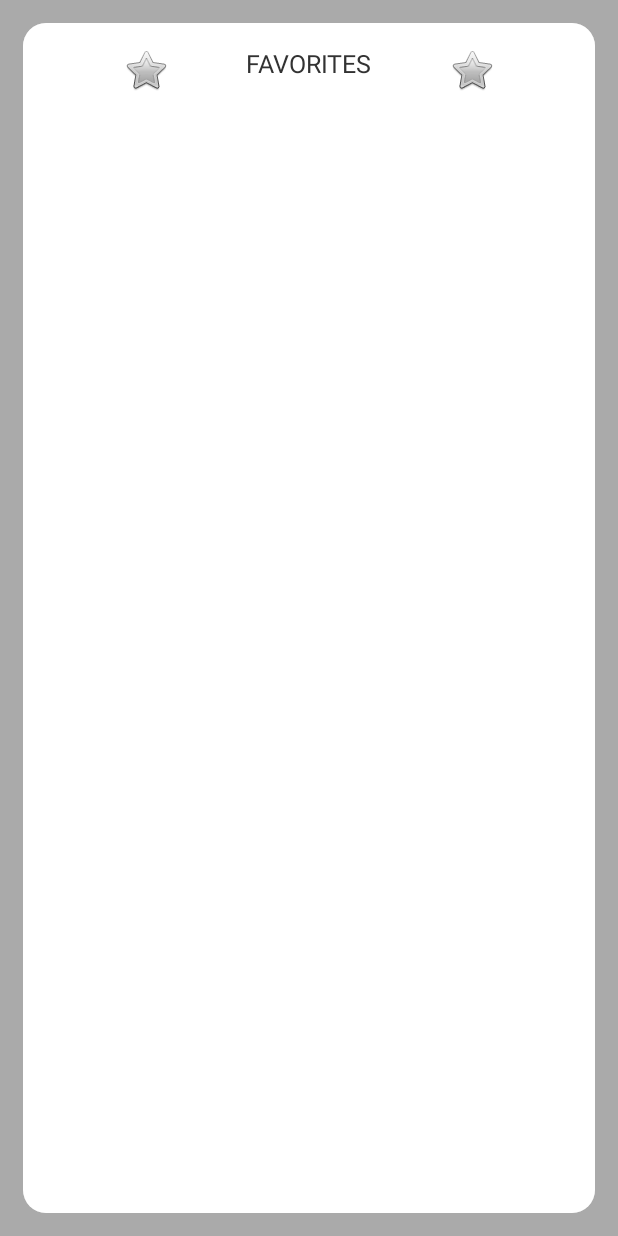
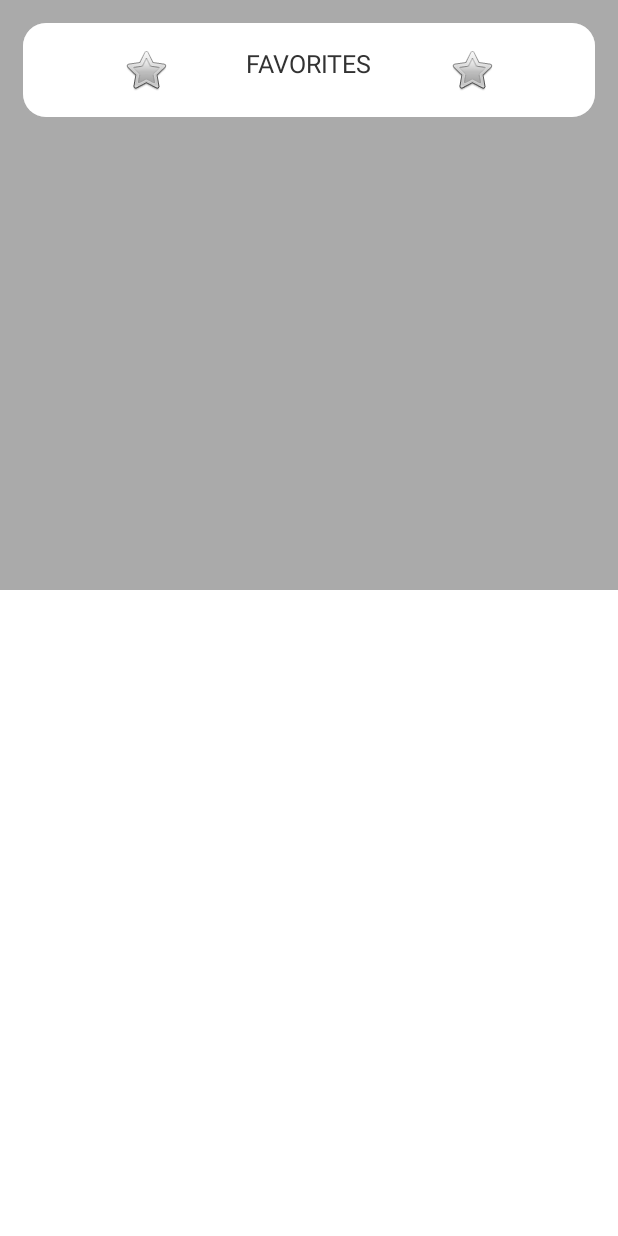
Before and after one commit to tylerhester/StockFeed, an Android app: the layout fragment_main.xml on its own in the app's theme, with its tools: preview values and no code run, on a phone screen of 412 x 824 dp. Run offline under Robolectric (Android 15) with nearby library versions, the phone set to English and light mode, and no system bars.

Commit message:
FUCK YEAH IT WORKED (V 5)

```diff
--- a/StockFeed/app/src/main/res/layout/fragment_main.xml
+++ b/StockFeed/app/src/main/res/layout/fragment_main.xml
@@ -1,15 +1,19 @@
-<FrameLayout xmlns:android="http://schemas.android.com/apk/res/android"
+<ScrollView xmlns:android="http://schemas.android.com/apk/res/android"
+    android:layout_width="match_parent"
+    android:layout_height="match_parent"
+    android:background="#ffffff">
+
+    <LinearLayout xmlns:android="http://schemas.android.com/apk/res/android"
         xmlns:tools="http://schemas.android.com/tools"
         android:layout_width="match_parent"
-    android:layout_height="match_parent"
+        android:layout_height="wrap_content"
         android:paddingLeft="@dimen/activity_horizontal_margin"
         android:paddingRight="@dimen/activity_horizontal_margin"
         android:paddingTop="@dimen/activity_vertical_margin"
-    android:paddingBottom="@dimen/activity_vertical_margin"
+        android:paddingBottom="300dp"
         android:background="@android:color/darker_gray"
         tools:context=".MainActivity$FavoriteFragment"
-    android:scrollbarAlwaysDrawVerticalTrack="true"
-    android:isScrollContainer="true">
+        android:orientation="vertical" >
 
         <LinearLayout xmlns:android="http://schemas.android.com/apk/res/android"
             xmlns:tools="http://schemas.android.com/tools"
@@ -20,7 +24,8 @@
             android:paddingTop="@dimen/activity_vertical_margin"
             android:paddingBottom="@dimen/activity_vertical_margin"
             tools:context=".MainActivity$FavoriteFragment"
-        android:background="@layout/bg_card">
+            android:background="@layout/bg_card"
+            android:layout_marginBottom="15dp">
 
             <ImageButton
                 android:id="@+id/favorite_button"
@@ -52,4 +57,7 @@
                 android:background="#00ffffff" />
         </LinearLayout>
 
-</FrameLayout>
+
+
+    </LinearLayout>
+</ScrollView>
```
Lines whose indentation alone changed are shown as unchanged.
